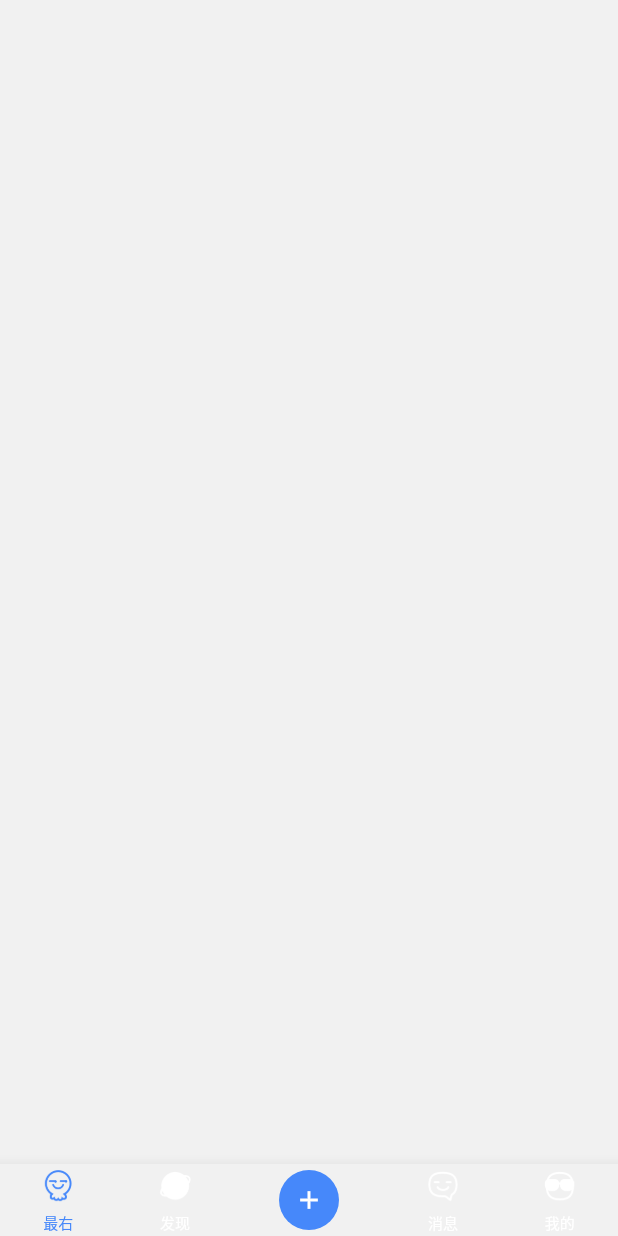
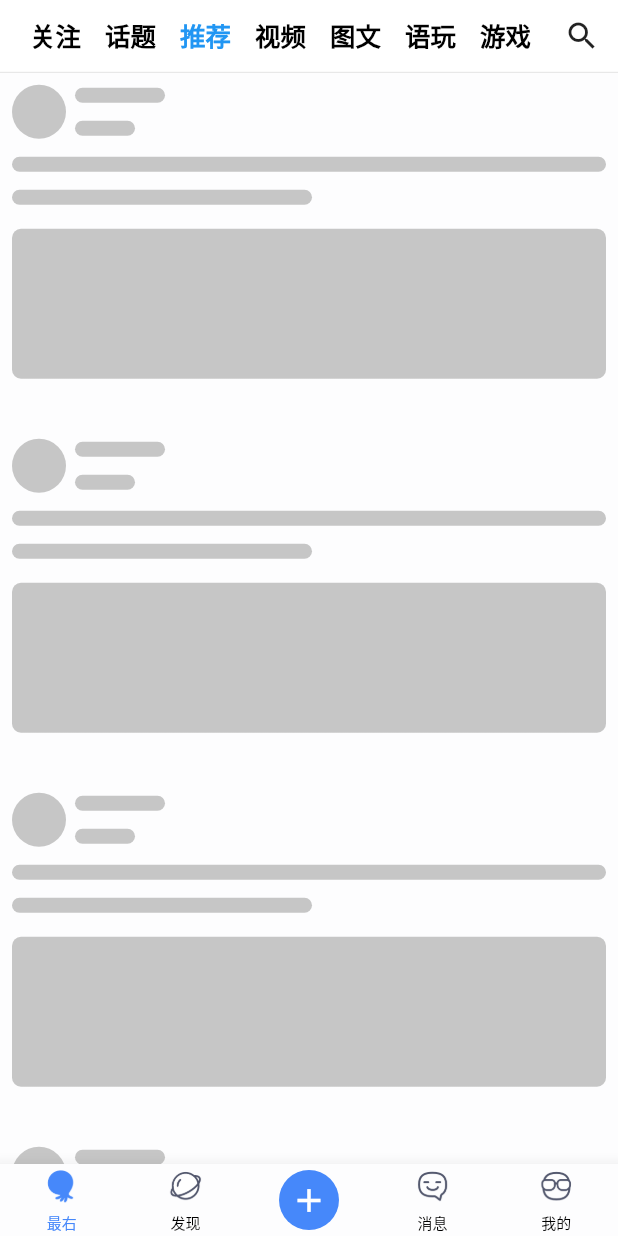
Before and after one commit to chengxushi/zuiyou_flutter, a Flutter app: the screen it shows after launch, on a phone screen of 412 x 824 dp. Run offline on Flutter 3.47's test engine with Material 2 defaults, Android fonts, the phone set to English and light mode, and no system bars; drawn by our look-alikes of shimmer; our stand-ins replace bot_toast, extended_image, fluro, flutter_swiper, rxdart; missing offline and left inert: flustars; statements that could not run were skipped.

Commit message:
add: 骨架图/基本框架(没有UI设计图好难做)

```diff
--- a/lib/common/routers/routers.dart
+++ b/lib/common/routers/routers.dart
@@ -6,6 +6,7 @@ import 'package:zuiyou_flutter/page/home/splash_page.dart';
 
 import 'not_found_page.dart';
 
+// ignore: avoid_classes_with_only_static_members
 /// @description
 /// @Created by huang
 /// @Date   2020/9/16
--- a/lib/page/home/home_page.dart
+++ b/lib/page/home/home_page.dart
@@ -1,10 +1,12 @@
 import 'package:flutter/cupertino.dart';
 import 'package:flutter/material.dart';
 import 'package:provider/provider.dart';
-import 'package:zuiyou_flutter/common/routers/router_util.dart';
-import 'package:zuiyou_flutter/common/routers/routers.dart';
 import 'package:zuiyou_flutter/common/utils/theme_utils.dart';
+import 'package:zuiyou_flutter/page/channel/channel_page.dart';
 import 'package:zuiyou_flutter/page/home/provider/home_provider.dart';
+import 'package:zuiyou_flutter/page/me/me_page.dart';
+import 'package:zuiyou_flutter/page/msg/msg_page.dart';
+import 'package:zuiyou_flutter/page/publish/publish_page.dart';
 import 'package:zuiyou_flutter/page/read/read_page.dart';
 import 'package:zuiyou_flutter/res/app_color.dart';
 import 'package:zuiyou_flutter/widget/double_tap_exit_app.dart';
@@ -23,7 +25,7 @@ class HomePage extends StatefulWidget {
 class HomePageState extends State<HomePage> {
   static const double _imageSize = 25.0;
   final PageController _pageController = PageController();
-  HomeProvider _provider = HomeProvider();
+  final HomeProvider _provider = HomeProvider();
   List<Widget> _pageList;
 
   @override
@@ -41,21 +43,21 @@ class HomePageState extends State<HomePage> {
   void initData() {
     _pageList = <Widget>[
       ReadPage(),
-      ReadPage(),
-      ReadPage(),
-      ReadPage(),
-      ReadPage(),
+      ChannelPage(),
+      publishPage(),
+      msgPage(),
+      MePage(),
     ];
   }
 
   Widget _item({@required bool isSelected, String image, Color imageColor = AppColor.app_main, String title,}){
     return Column(
       mainAxisSize: MainAxisSize.min,
-      children: [
-        LoadAssetImage(isSelected ? image : image+'_selected', width: _imageSize, color: isSelected ? imageColor : Colors.white,),
+      children: <Widget>[
+        LoadAssetImage(isSelected ? image + '_selected' : image, width: _imageSize, color: isSelected ? imageColor : null,),
         Padding(
           padding: const EdgeInsets.only(top: 4),
-          child: Text(title, style: TextStyle(fontSize: 10, color: isSelected ? AppColor.app_main : Colors.white),),
+          child: Text(title, style: TextStyle(fontSize: 10, color: isSelected ? AppColor.app_main : Colors.black),),
         )
       ],
     );
@@ -63,7 +65,7 @@ class HomePageState extends State<HomePage> {
 
   @override
   Widget build(BuildContext context) {
-    final bool isDark = ThemeUtils.isDark(context);
+    // final bool isDark = ThemeUtils.isDark(context);
     return DoubleTapExitApp(
       child: ChangeNotifierProvider<HomeProvider>(
         create: (_) => _provider,
@@ -71,28 +73,47 @@ class HomePageState extends State<HomePage> {
           bottomNavigationBar: Consumer<HomeProvider>(
             builder: (_, HomeProvider provider, __){
               return BottomAppBar(
+                elevation: 10,
                 color: ThemeUtils.getBackgroundColor(context),
                 child: Row(
-                  children: [
-                    GestureDetector(
+                  children: <Widget>[
+                    Expanded(
+                      child: GestureDetector(
                         behavior: HitTestBehavior.opaque,
                         onTap: () => _pageController.jumpToPage(0),
                         child: _item(isSelected: provider.value == 0, image: 'ic_tab_home', title: '最右'),
                       ),
-                    GestureDetector(
+                    ),
+                    Expanded(
+                      child: GestureDetector(
+                        behavior: HitTestBehavior.opaque,
                         onTap: () => _pageController.jumpToPage(1),
                         child: _item(isSelected: provider.value == 1, image: 'ic_tab_channel', title: '发现'),
                       ),
-                    FloatingActionButton(
+                    ),
+                    Expanded(
+                      child: FloatingActionButton(
                         onPressed: () => _pageController.jumpToPage(2),
                         elevation: 0.0,
                         mini: true,
-                      child: Icon(Icons.add, size: 20,),
+                        child: const Icon(Icons.add, size: 26,),
                       ),
-                    _item(isSelected: provider.value == 3, image: 'ic_tab_msg', title: '消息'),
-                    _item(isSelected: provider.value == 4, image: 'ic_tab_me', title: '我的'),
+                    ),
+                    Expanded(
+                      child: GestureDetector(
+                        behavior: HitTestBehavior.opaque,
+                        onTap: () => _pageController.jumpToPage(3),
+                        child: _item(isSelected: provider.value == 3, image: 'ic_tab_msg', title: '消息'),
+                      ),
+                    ),
+                    Expanded(
+                      child: GestureDetector(
+                        behavior: HitTestBehavior.opaque,
+                        onTap: () => _pageController.jumpToPage(4),
+                        child: _item(isSelected: provider.value == 4, image: 'ic_tab_me', title: '我的'),
+                      ),
+                    ),
                   ],
-                  mainAxisAlignment: MainAxisAlignment.spaceAround,
                 ),
               );
               // return BottomNavigationBar(
--- a/lib/page/home/splash_page.dart
+++ b/lib/page/home/splash_page.dart
@@ -76,7 +76,7 @@ class SplashPageState extends State<SplashPage> {
       color: ThemeUtils.getBackgroundColor(context),
       child: _status == 0 ?
       Column(
-        children:  <Widget>[
+        children:  const <Widget>[
           Expanded(
             child: Center(
               child: Padding(
--- /dev/null
+++ b/lib/page/read/read_child_page.dart
@@ -0,0 +1,36 @@
+import 'package:flutter/material.dart';
+import 'package:zuiyou_flutter/widget/skeleton.dart';
+
+/// @description
+/// @Created by huang
+/// @Date   2020/9/23
+/// @email  a12162266@163.com
+
+class ReadChildPage extends StatefulWidget {
+  @override
+  ReadChildPageState createState() => new ReadChildPageState();
+}
+
+class ReadChildPageState extends State<ReadChildPage> with AutomaticKeepAliveClientMixin{
+
+  @override
+  void initState() {
+    super.initState();
+  }
+
+  @override
+  void dispose() {
+    super.dispose();
+  }
+
+  @override
+  Widget build(BuildContext context) {
+    super.build(context);
+    return Scaffold(
+      body: SkeletonList(),
+    );
+  }
+
+  @override
+  bool get wantKeepAlive => true;
+}
--- a/lib/page/read/read_page.dart
+++ b/lib/page/read/read_page.dart
@@ -1,4 +1,6 @@
 import 'package:flutter/material.dart';
+
+import 'read_child_page.dart';
 
 /// @description
 /// @Created by huang
@@ -7,23 +9,79 @@ import 'package:flutter/material.dart';
 
 class ReadPage extends StatefulWidget {
   @override
-  ReadPageState createState() => new ReadPageState();
+  ReadPageState createState() => ReadPageState();
 }
 
-class ReadPageState extends State<ReadPage> {
+class ReadPageState extends State<ReadPage> with SingleTickerProviderStateMixin, AutomaticKeepAliveClientMixin{
+  List<String> _tabList = <String>[];
+  List<Widget> _tabViewList = <Widget>[];
+  TabController _tabController;
 
   @override
   void initState() {
     super.initState();
+    initData();
   }
 
   @override
   void dispose() {
+    _tabController?.dispose();
     super.dispose();
+  }
+
+  void initData() {
+    _tabList = <String>['关注', '话题', '推荐', '视频', '图文', '语玩', '游戏', '汉服'];
+    for(int i = 0; i < _tabList.length; i++){
+      _tabViewList.add(ReadChildPage());
+    }
+    _tabController = TabController(initialIndex: 2, length: _tabList.length, vsync: this);
   }
 
   @override
   Widget build(BuildContext context) {
-    return Scaffold();
+    super.build(context);
+    return SafeArea(
+      child: Scaffold(
+        backgroundColor: Colors.white,
+        body: Column(
+          children: <Widget>[
+            Padding(
+              padding: const EdgeInsets.only(left: 12, right: 12),
+              child: Row(
+                children: <Widget>[
+                  Expanded(
+                    child: TabBar(
+                      tabs: _tabList.map((e) => Tab(text: e,)).toList(),
+                      isScrollable: true,
+                      controller: _tabController,
+                      labelStyle: TextStyle(fontSize: 17, fontWeight: FontWeight.w600,),
+                      unselectedLabelStyle: TextStyle(fontSize: 17,fontWeight: FontWeight.w600,),
+                      labelColor: Colors.blue,
+                      unselectedLabelColor: Colors.black,
+                      indicatorColor: Colors.transparent,
+                      labelPadding: EdgeInsets.only(left: 8, right: 8),
+                    ),
+                  ),
+                  Padding(
+                    padding: const EdgeInsets.only(left: 8),
+                    child: Icon(Icons.search, size: 24,),
+                  ),
+                ],
+              ),
+            ),
+            Divider(color: Colors.grey[300], height: 0.5,),
+            Expanded(
+              child: TabBarView(
+                children: _tabViewList,
+                controller: _tabController,
+              ),
+            ),
+          ],
+        ),
+      ),
+    );
   }
+
+  @override
+  bool get wantKeepAlive => true;
 }
--- a/lib/res/app_color.dart
+++ b/lib/res/app_color.dart
@@ -9,7 +9,7 @@ class AppColor {
   static const Color app_main = Color(0xFF4688FA);
   static const Color dark_app_main = Color(0xFF3F7AE0);
 
-  static const Color bg_color = Color(0xfff1f1f1);
+  static const Color bg_color = Color(0xFFFDFDFE);
   static const Color dark_bg_color = Color(0xFF18191A);
 
   static const Color material_bg = Color(0xFFFFFFFF);
--- /dev/null
+++ b/lib/widget/skeleton.dart
@@ -0,0 +1,103 @@
+import 'dart:math';
+
+import 'package:flutter/material.dart';
+import 'package:shimmer/shimmer.dart';
+import 'package:zuiyou_flutter/common/utils/theme_utils.dart';
+
+/// @description  骨架图
+/// @Created by huang
+/// @Date   2020/9/23
+/// @email  a12162266@163.com
+
+class SkeletonBox extends StatelessWidget {
+  @override
+  Widget build(BuildContext context) {
+     final double height = 10;
+     final Color color = Colors.grey;
+     // final BorderRadius borderRadius = BorderRadius.circular(6);
+     final BoxDecoration boxDecoration = BoxDecoration(color: color, borderRadius: BorderRadius.circular(6),);
+    return Padding(
+      padding: const EdgeInsets.all(8.0),
+      child: Column(
+        mainAxisSize: MainAxisSize.min,
+        crossAxisAlignment: CrossAxisAlignment.start,
+        children: <Widget>[
+          Row(
+            mainAxisSize: MainAxisSize.min,
+            children: <Widget>[
+              CircleAvatar(
+                radius: 18,
+                backgroundColor: color,
+              ),
+              Padding(
+                padding: EdgeInsets.only(left: 6),
+                child: Column(
+                  crossAxisAlignment: CrossAxisAlignment.start,
+                  children: <Widget>[
+                    Container(
+                      height: height,
+                      width: 60,
+                      margin: EdgeInsets.only(bottom: 12),
+                      decoration: boxDecoration,
+                    ),
+                    Container(
+                      height: height,
+                      width: 40,
+                      decoration: boxDecoration,
+                    ),
+                  ],
+                ),
+              ),
+            ],
+          ),
+          Container(
+            height: height,
+            width: double.infinity,
+            margin: EdgeInsets.only(top: 12),
+            decoration: boxDecoration,
+          ),
+          Container(
+            height: height,
+            width: 200,
+            margin: EdgeInsets.only(top: 12),
+            decoration: boxDecoration,
+          ),
+          Container(
+            height: 100,
+            width: double.infinity,
+            margin: EdgeInsets.only(top: 16, bottom: 24),
+            decoration: boxDecoration,
+          ),
+        ],
+      ),
+    );
+  }
+}
+
+class SkeletonList extends StatelessWidget {
+
+  const SkeletonList({Key key, this.length: 4}) : super(key: key);
+
+  final int length;
+
+  @override
+  Widget build(BuildContext context) {
+    bool isDark = ThemeUtils.isDark(context);
+    List<Widget> itemList = [];
+    for(int i = 0; i < length; i++){
+      itemList.add(SkeletonBox());
+    }
+    return SingleChildScrollView(
+      physics: const NeverScrollableScrollPhysics(),
+      child: Shimmer.fromColors(
+        child: Column(
+          children: itemList,
+        ),
+        baseColor: isDark ? Colors.grey[700] : Color(0xFFC6C6C6),
+        highlightColor: isDark ? Colors.grey[500] : Colors.grey[800],
+        period: const Duration(milliseconds: 2000),
+      ),
+    );
+  }
+
+}
--- a/pubspec.yaml
+++ b/pubspec.yaml
@@ -27,6 +27,7 @@ dependencies:
   dartx: ^0.5.0 #dart的常用类型扩展库  https://pub.dev/packages/dartx
   provider: ^4.3.2 # 状态管理
   flutter_swiper: ^1.1.6 #轮播图
+  shimmer: ^1.1.1 #闪亮效果
 
 dev_dependencies:
   flutter_test:
```
Also changed, not shown: lib/main.dart (+4 -4 lines), lib/model/card_model.dart (added, +24 -0 lines), lib/page/channel/channel_page.dart (added, +33 -0 lines), lib/page/me/me_page.dart (added, +33 -0 lines), lib/page/msg/msg_page.dart (added, +33 -0 lines), lib/page/publish/publish_page.dart (added, +33 -0 lines), assets/images/ic_head.png (added). Lines whose indentation alone changed are shown as unchanged.
